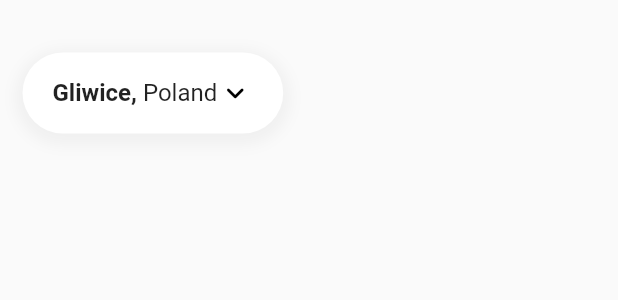
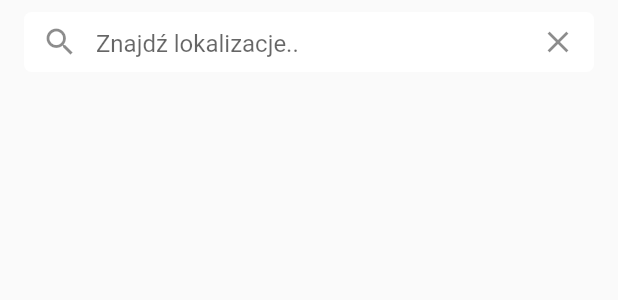
Before and after one commit to kgerc/weather_app, a Flutter app: what cityBar() shows on an empty page, opened directly with sample values from the repository, on a phone screen of 412 x 824 dp. Shown: the top 300 px of the screen. Run offline on Flutter 3.47's test engine with Material 2 defaults, Android fonts, the phone set to English and light mode, and no system bars; network calls fail.

Commit message:
Added search bar

```diff
--- a/lib/currentWeather.dart
+++ b/lib/currentWeather.dart
@@ -51,7 +51,7 @@ class _CurrentWeatherPageState extends State<CurrentWeatherPage> {
             return Text("Error getting weather");
           } else {
             return Column(children: [
-              cityBar(location),
+              cityBar(location, context),
               weatherContainer(_weather),
               weatherDetailContainer(_weather),
             ]);
@@ -114,15 +114,48 @@ class _CurrentWeatherPageState extends State<CurrentWeatherPage> {
               borderRadius: BorderRadius.all(Radius.circular(20))),
           child: Row(
             children: [
+              Column(
+                children: [
+                  Container(
+                    margin: const EdgeInsets.only(top: 10),
+                    child: Text(
+                      "${_weather.cityName}",
+                      style: TextStyle(
+                          fontWeight: FontWeight.normal,
+                          fontSize: 40,
+                          color: Colors.white),
+                    ),
+                  ),
+                  Container(
+                    child: Text(
+                      "${_weather.temp?.toStringAsFixed(1)}℃",
+                      style: TextStyle(
+                          fontWeight: FontWeight.normal,
+                          fontSize: 30,
+                          color: Colors.white),
+                    ),
+                  ),
+                  Container(
+                    margin: const EdgeInsets.all(0),
+                    child: Text(
+                      "Odczuwalna: ${_weather.feelsLike?.toStringAsFixed(1)}℃",
+                      style: TextStyle(
+                          fontWeight: FontWeight.normal,
+                          fontSize: 14,
+                          color: Colors.white),
+                    ),
+                  ),
+                ],
+              ),
               Expanded(
                   child: Column(
-                crossAxisAlignment: CrossAxisAlignment.start,
+                crossAxisAlignment: CrossAxisAlignment.end,
                 mainAxisSize: MainAxisSize.min,
                 children: <Widget>[
                   // TODO: Dodaj ikone tutaj
                   getWeatherIcon(_weather.icon!),
                   Container(
-                    margin: const EdgeInsets.all(5.0),
+                    margin: const EdgeInsets.only(top: 2),
                     child: Text(
                       "${_weather.description?.capitalizeFirstOfEach}",
                       style: TextStyle(
@@ -137,35 +170,12 @@ class _CurrentWeatherPageState extends State<CurrentWeatherPage> {
                       "W:${getClockInUtc(_weather.sunrise!)} Z:${getClockInUtc(_weather.sunset!)}",
                       style: TextStyle(
                           fontWeight: FontWeight.normal,
-                          fontSize: 13,
+                          fontSize: 14,
                           color: Colors.white),
                     ),
                   ),
                 ],
               )),
-              Column(
-                children: [
-                  Container(
-                    child: Text(
-                      "${_weather.temp?.toStringAsFixed(1)}℃",
-                      style: TextStyle(
-                          fontWeight: FontWeight.normal,
-                          fontSize: 50,
-                          color: Colors.white),
-                    ),
-                  ),
-                  Container(
-                    margin: const EdgeInsets.all(0),
-                    child: Text(
-                      "Odczuwalna: ${_weather.feelsLike?.toStringAsFixed(1)}℃",
-                      style: TextStyle(
-                          fontWeight: FontWeight.normal,
-                          fontSize: 13,
-                          color: Colors.white),
-                    ),
-                  ),
-                ],
-              )
             ],
           ),
         ),
@@ -309,47 +319,32 @@ Widget hourlyBoxes(Forecast _forecast) {
           }));
 }
 
-Widget cityBar(Location location) {
-  return Container(
-      padding: const EdgeInsets.only(left: 20, top: 15, bottom: 15, right: 20),
-      margin:
-          const EdgeInsets.only(top: 35, left: 15.0, bottom: 15.0, right: 15.0),
-      decoration: BoxDecoration(
-          color: Colors.white,
-          borderRadius: BorderRadius.all(Radius.circular(60)),
-          boxShadow: [
-            BoxShadow(
-              color: Colors.grey.withOpacity(0.1),
-              spreadRadius: 5,
-              blurRadius: 7,
-              offset: Offset(0, 3),
-            )
-          ]),
-      child: Row(
-        mainAxisSize: MainAxisSize.min,
-        children: [
-          Text.rich(
-            TextSpan(
-              children: <TextSpan>[
-                TextSpan(
-                    text: '${location.city?.capitalizeFirstOfEach}, ',
-                    style:
-                        TextStyle(fontWeight: FontWeight.bold, fontSize: 16)),
-                TextSpan(
-                    text: '${location.country?.capitalizeFirstOfEach}',
-                    style:
-                        TextStyle(fontWeight: FontWeight.normal, fontSize: 16)),
-              ],
+Widget cityBar(Location location, BuildContext context) {
+  return AppBar(
+      backgroundColor: Colors.transparent,
+      shadowColor: Colors.transparent,
+      title: Container(
+          width: double.infinity,
+          height: 40,
+          decoration: BoxDecoration(
+              color: Colors.white, borderRadius: BorderRadius.circular(5)),
+          child: Center(
+            child: TextField(
+              decoration: InputDecoration(
+                  prefixIcon: IconButton(
+                    icon: Icon(Icons.search),
+                    onPressed: () {
+                      getCurrentWeather(location);
+                    },
+                  ),
+                  suffixIcon: IconButton(
+                    icon: Icon(Icons.clear),
+                    onPressed: () {},
+                  ),
+                  hintText: 'Znajdź lokalizacje..',
+                  border: InputBorder.none),
             ),
-          ),
-          Icon(
-            Icons.keyboard_arrow_down_rounded,
-            color: Colors.black,
-            size: 24.0,
-            semanticLabel: 'Zmień lokalizacje',
-          ),
-        ],
-      ));
+          )));
 }
 
 Future<Weather> getCurrentWeather(Location location) async {
```
